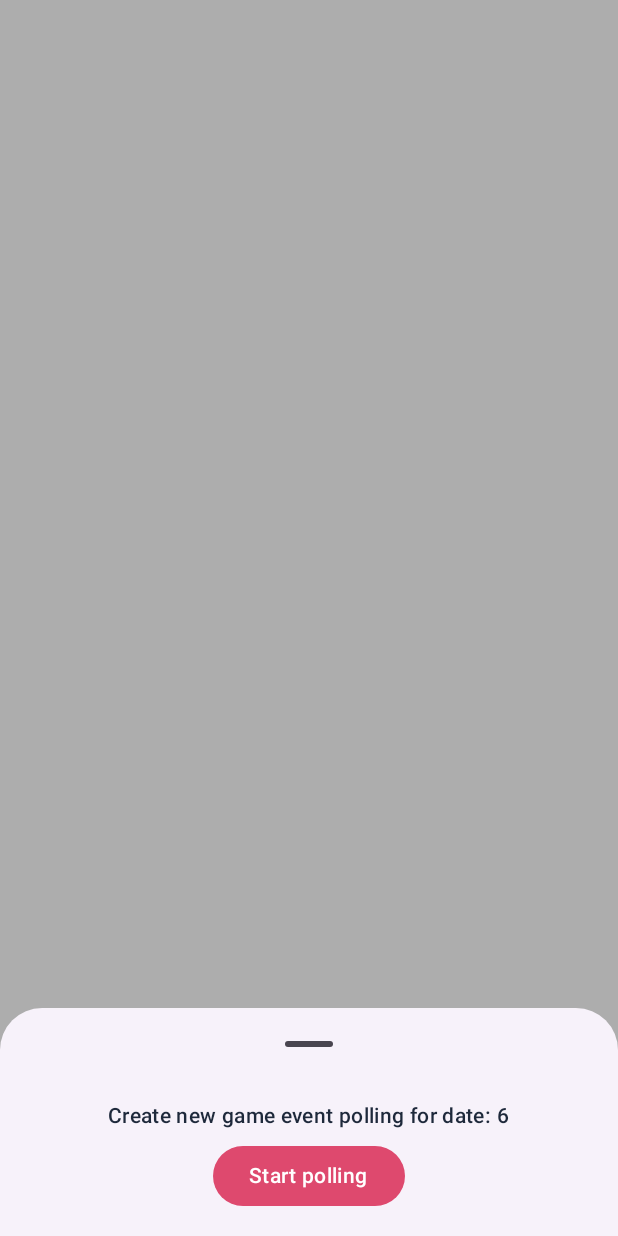
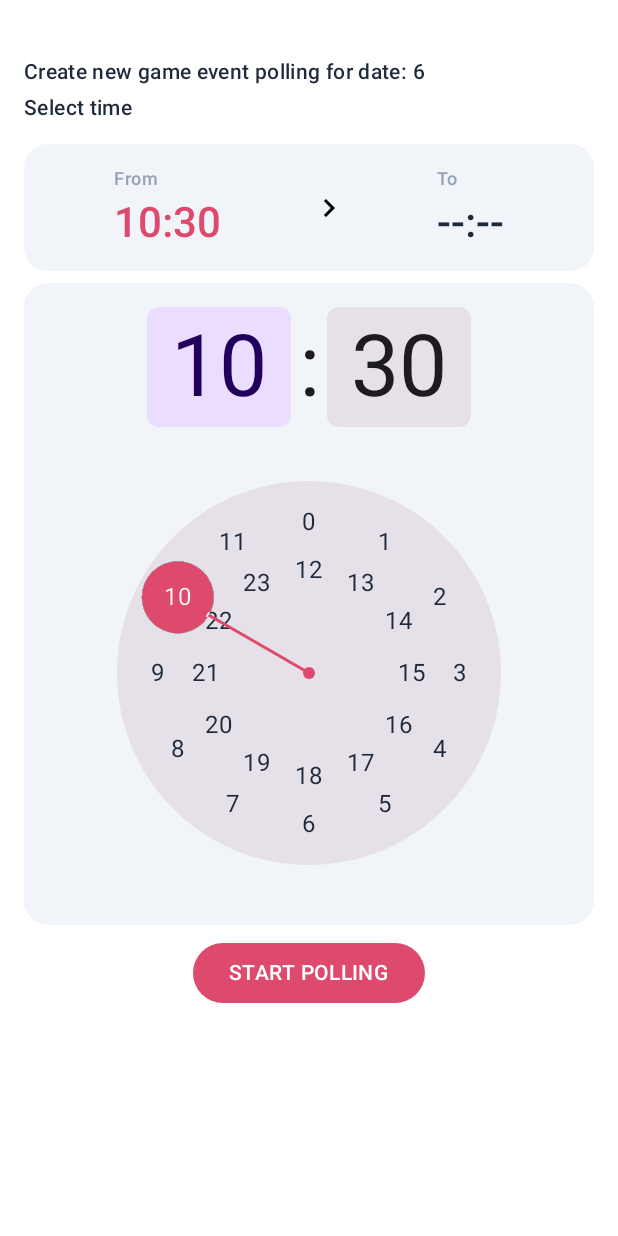
Before and after one commit to EvgenySamarin/SquadPlay, an Android app built with Jetpack Compose: the @Preview function AddGameEventContentPreview, on a phone screen of 412 x 824 dp. Run offline under Robolectric (Android 15) with nearby library versions, the phone set to English and light mode, and no system bars; our stand-ins replace window size class.

Commit message:
5 implement time picker component
- Implement `PrimaryButton` and `SecondaryButton` composables for consistent button styling.
- Implement `DialPicker` for time selection.
- Implement `SquadPlayTimePicker` for time interval selection.
- Add `TimePickerUI`, `TimeUnit`, and `DialPickerTarget` data classes for UI state management.
- Introduce `CardBackground`, `ErrorFont` colors.
- Refactor `AddGameEvent` to use `SquadPlayTimePicker` and `DialPicker` for time input.
- Add time selection logic.
- Support date and time based game event polling.
- Add error handling and validation for time input in `SquadPlayTimePicker` and `AddGameEvent`.
- Update `MainScreenViewModel` to handle polling start actions with time parameters.
- Update `MainScreen` to handle `OnPollingStartTap` action.

Signed-off-by: evgeny.samarin <evgeny.samarin@lenta.com>

```diff
--- a/app/src/main/kotlin/com/eysamarin/squadplay/SquadPlayApp.kt
+++ b/app/src/main/kotlin/com/eysamarin/squadplay/SquadPlayApp.kt
@@ -52,7 +52,11 @@ private fun handleMainScreenAction(
     is MainScreenAction.OnNextMonthTap -> viewModel.onNextMonthTap(action.yearMonth)
     is MainScreenAction.OnPrevMonthTap -> viewModel.onPreviousMonthTap(action.yearMonth)
     MainScreenAction.OnDismissPolingDialog -> viewModel.dismissPolingDialog()
-    MainScreenAction.OnPollingStartTap -> viewModel.onPollingStartTap()
+    is MainScreenAction.OnPollingStartTap -> viewModel.onPollingStartTap(
+        timeFrom = action.timeFrom,
+        timeTo = action.timeTo,
+    )
+
     MainScreenAction.OnAddGameEventTap -> viewModel.onAddGameEventTap()
 }
 
--- a/app/src/main/kotlin/com/eysamarin/squadplay/screens/main_screen/AddGameEvent.kt
+++ b/app/src/main/kotlin/com/eysamarin/squadplay/screens/main_screen/AddGameEvent.kt
@@ -2,41 +2,66 @@ package com.eysamarin.squadplay.screens.main_screen
 
 import androidx.compose.foundation.layout.Arrangement
 import androidx.compose.foundation.layout.Column
+import androidx.compose.foundation.layout.Spacer
 import androidx.compose.foundation.layout.fillMaxWidth
 import androidx.compose.foundation.layout.padding
-import androidx.compose.material3.Button
-import androidx.compose.material3.ButtonDefaults
+import androidx.compose.foundation.shape.RoundedCornerShape
+import androidx.compose.material3.Card
+import androidx.compose.material3.CardDefaults
 import androidx.compose.material3.ExperimentalMaterial3Api
-import androidx.compose.material3.ModalBottomSheet
-import androidx.compose.material3.SheetValue
 import androidx.compose.material3.Text
-import androidx.compose.material3.rememberStandardBottomSheetState
 import androidx.compose.material3.windowsizeclass.WindowSizeClass
 import androidx.compose.runtime.Composable
+import androidx.compose.runtime.derivedStateOf
+import androidx.compose.runtime.getValue
+import androidx.compose.runtime.mutableStateOf
+import androidx.compose.runtime.remember
+import androidx.compose.runtime.setValue
 import androidx.compose.ui.Alignment
 import androidx.compose.ui.Modifier
 import androidx.compose.ui.unit.dp
-import com.eysamarin.squadplay.models.MainScreenAction
+import com.eysamarin.squadplay.models.DialPickerTarget
 import com.eysamarin.squadplay.models.PREVIEW_POLLING_DIALOG_UI
 import com.eysamarin.squadplay.models.PollingDialogUI
-import com.eysamarin.squadplay.ui.theme.Accent
-import com.eysamarin.squadplay.ui.theme.OnAccent
+import com.eysamarin.squadplay.models.TimePickerUI
+import com.eysamarin.squadplay.models.TimeUnit
+import com.eysamarin.squadplay.ui.DialPicker
+import com.eysamarin.squadplay.ui.SquadPlayTimePicker
+import com.eysamarin.squadplay.ui.button.PrimaryButton
+import com.eysamarin.squadplay.ui.theme.CardBackground
 import com.eysamarin.squadplay.ui.theme.PrimaryFont
 import com.eysamarin.squadplay.ui.theme.adaptiveBodyByHeight
 import com.eysamarin.squadplay.utils.PhonePreview
 import com.eysamarin.squadplay.utils.PreviewUtils.WINDOWS_SIZE_MEDIUM
 
+@OptIn(ExperimentalMaterial3Api::class)
 @Composable
 fun AddGameEvent(
     ui: PollingDialogUI,
     windowSize: WindowSizeClass,
-    onAction: (MainScreenAction) -> Unit
+    onStartPollingTap: (timeFrom: TimeUnit, timeTo: TimeUnit) -> Unit
 ) {
+    var timeFrom by remember { mutableStateOf<TimeUnit?>(null) }
+    var timeTo by remember { mutableStateOf<TimeUnit?>(null) }
+    var dialPickerTarget by remember { mutableStateOf(DialPickerTarget.FROM) }
+    var errorText by remember {
+        derivedStateOf {
+            if ((timeFrom?.hour ?: 0) > (timeTo?.hour ?: 0)) {
+                "Time from cannot be more then time to"
+            } else null
+        }
+        mutableStateOf<String?>(null)
+    }
+    val timePickerUI = TimePickerUI(
+        currentTarget = dialPickerTarget,
+        timeFrom = timeFrom,
+        timeTo = timeTo,
+        errorText = errorText,
+    )
+
     Column(
         modifier = Modifier
-            .padding(16.dp)
-            .fillMaxWidth(),
-        horizontalAlignment = Alignment.CenterHorizontally,
+            .padding(16.dp),
         verticalArrangement = Arrangement.spacedBy(8.dp)
     ) {
         Text(
@@ -44,18 +69,60 @@ fun AddGameEvent(
             style = adaptiveBodyByHeight(windowSize),
             color = PrimaryFont,
         )
-        Button(
-            onClick = { onAction(MainScreenAction.OnPollingStartTap) },
-            colors = ButtonDefaults.buttonColors(
-                containerColor = Accent,
-                contentColor = OnAccent,
+        SquadPlayTimePicker(
+            ui = timePickerUI,
+            windowSize = windowSize,
+            modifier = Modifier.fillMaxWidth(),
+            onFromTap = { dialPickerTarget = DialPickerTarget.FROM },
+            onToTap = { dialPickerTarget = DialPickerTarget.TO },
+        )
+        Card(
+            modifier = Modifier,
+            shape = RoundedCornerShape(16.dp),
+            colors = CardDefaults.cardColors(
+                containerColor = CardBackground
             )
         ) {
-            Text(
-                text = "Start polling",
-                style = adaptiveBodyByHeight(windowSize),
+            DialPicker(
+                target = dialPickerTarget,
+                modifier = Modifier
+                    .padding(16.dp)
+                    .fillMaxWidth(),
+                onTimeChange = { timeState, target ->
+                    errorText = null
+                    when (target) {
+                        DialPickerTarget.FROM -> timeFrom = TimeUnit(timeState.hour, timeState.minute)
+                        DialPickerTarget.TO -> timeTo = TimeUnit(timeState.hour, timeState.minute)
+                    }
+                },
             )
         }
+        PrimaryButton(
+            modifier = Modifier.align(Alignment.CenterHorizontally),
+            windowSize = windowSize,
+            text = "Start polling",
+            onTap = {
+                val from = timeFrom ?: run {
+                    errorText = "Time from not set"
+                    return@PrimaryButton
+                }
+                val to = timeTo ?: run {
+                    errorText = "Time to not set"
+                    return@PrimaryButton
+                }
+
+                val hoursInvalid = from.hour > to.hour
+                val minutesInvalid = from.hour == to.hour
+                        && from.minute > (to.minute)
+
+                if (hoursInvalid || minutesInvalid) {
+                    errorText = "Time from cannot be more then time to"
+                    return@PrimaryButton
+                }
+
+                onStartPollingTap(from, to)
+            },
+        )
     }
 }
 
@@ -63,18 +130,12 @@ fun AddGameEvent(
 @PhonePreview
 @Composable
 private fun AddGameEventContentPreview() {
-    val bottomSheetState = rememberStandardBottomSheetState(
-        initialValue = SheetValue.Expanded
-    )
-
-    ModalBottomSheet(
-        onDismissRequest = {}, sheetState = bottomSheetState
-    ) {
+    Column {
+        Spacer(Modifier.padding(top = 24.dp))
         AddGameEvent(
             ui = PREVIEW_POLLING_DIALOG_UI,
             windowSize = WINDOWS_SIZE_MEDIUM,
-            onAction = {},
+            onStartPollingTap = { _, _ -> },
         )
     }
-
 }
--- /dev/null
+++ b/app/src/main/kotlin/com/eysamarin/squadplay/ui/DialPicker.kt
@@ -0,0 +1,60 @@
+package com.eysamarin.squadplay.ui
+
+import androidx.compose.foundation.layout.Column
+import androidx.compose.material3.ExperimentalMaterial3Api
+import androidx.compose.material3.TimePicker
+import androidx.compose.material3.TimePickerDefaults
+import androidx.compose.material3.TimePickerState
+import androidx.compose.material3.rememberTimePickerState
+import androidx.compose.runtime.Composable
+import androidx.compose.runtime.LaunchedEffect
+import androidx.compose.ui.Alignment
+import androidx.compose.ui.Modifier
+import androidx.compose.ui.tooling.preview.Preview
+import com.eysamarin.squadplay.models.DialPickerTarget
+import com.eysamarin.squadplay.ui.theme.Accent
+import com.eysamarin.squadplay.ui.theme.PrimaryFont
+import java.util.Calendar
+
+@OptIn(ExperimentalMaterial3Api::class)
+@Composable
+fun DialPicker(
+    target: DialPickerTarget,
+    onTimeChange: (TimePickerState, DialPickerTarget) -> Unit,
+    modifier: Modifier = Modifier,
+) {
+    val currentTime = Calendar.getInstance()
+
+    val timePickerState = rememberTimePickerState(
+        initialHour = currentTime[Calendar.HOUR_OF_DAY],
+        initialMinute = currentTime[Calendar.MINUTE],
+        is24Hour = true,
+    )
+
+    LaunchedEffect(timePickerState.hour, timePickerState.minute) {
+        onTimeChange(timePickerState, target)
+    }
+
+    Column(
+        modifier = modifier,
+        horizontalAlignment = Alignment.CenterHorizontally,
+    ) {
+        TimePicker(
+            state = timePickerState,
+            colors = TimePickerDefaults.colors(
+                clockDialUnselectedContentColor = PrimaryFont,
+                selectorColor = Accent,
+            )
+        )
+    }
+}
+
+@OptIn(ExperimentalMaterial3Api::class)
+@Preview(showBackground = true)
+@Composable
+private fun DialPickerPreview() {
+    DialPicker(
+        target = DialPickerTarget.FROM,
+        onTimeChange = { _, _ -> },
+    )
+}
--- /dev/null
+++ b/app/src/main/kotlin/com/eysamarin/squadplay/ui/TimePicker.kt
@@ -0,0 +1,147 @@
+package com.eysamarin.squadplay.ui
+
+import androidx.compose.foundation.BorderStroke
+import androidx.compose.foundation.clickable
+import androidx.compose.foundation.layout.Arrangement
+import androidx.compose.foundation.layout.Column
+import androidx.compose.foundation.layout.Row
+import androidx.compose.foundation.layout.Spacer
+import androidx.compose.foundation.layout.fillMaxWidth
+import androidx.compose.foundation.layout.padding
+import androidx.compose.foundation.shape.RoundedCornerShape
+import androidx.compose.material.icons.Icons
+import androidx.compose.material.icons.automirrored.filled.KeyboardArrowRight
+import androidx.compose.material3.Card
+import androidx.compose.material3.CardDefaults
+import androidx.compose.material3.Icon
+import androidx.compose.material3.Text
+import androidx.compose.material3.windowsizeclass.WindowSizeClass
+import androidx.compose.runtime.Composable
+import androidx.compose.ui.Alignment
+import androidx.compose.ui.Modifier
+import androidx.compose.ui.tooling.preview.Preview
+import androidx.compose.ui.unit.dp
+import com.eysamarin.squadplay.models.DialPickerTarget
+import com.eysamarin.squadplay.models.PREVIEW_TIME_PICKER_UI
+import com.eysamarin.squadplay.models.TimePickerUI
+import com.eysamarin.squadplay.ui.theme.Accent
+import com.eysamarin.squadplay.ui.theme.CardBackground
+import com.eysamarin.squadplay.ui.theme.ErrorFont
+import com.eysamarin.squadplay.ui.theme.PrimaryFont
+import com.eysamarin.squadplay.ui.theme.SecondaryFont
+import com.eysamarin.squadplay.ui.theme.adaptiveBodyByHeight
+import com.eysamarin.squadplay.ui.theme.adaptiveHeadlineByHeight
+import com.eysamarin.squadplay.ui.theme.adaptiveLabelByHeight
+import com.eysamarin.squadplay.utils.PreviewUtils.WINDOWS_SIZE_MEDIUM
+import java.util.Locale
+
+@Composable
+fun SquadPlayTimePicker(
+    ui: TimePickerUI,
+    windowSize: WindowSizeClass,
+    modifier: Modifier = Modifier,
+    onFromTap: () -> Unit = {},
+    onToTap: () -> Unit = {},
+) {
+    Column(modifier = modifier) {
+        Text(text = "Select time", style = adaptiveBodyByHeight(windowSize), color = PrimaryFont)
+        Card(
+            modifier = Modifier.padding(top = 16.dp),
+            shape = RoundedCornerShape(16.dp),
+            colors = CardDefaults.cardColors(
+                containerColor = CardBackground
+            ),
+            border = if (ui.errorText != null) BorderStroke(width = 1.dp, color = ErrorFont) else null,
+        ) {
+            Row(
+                modifier = modifier.padding(horizontal = 16.dp, vertical = 16.dp),
+                horizontalArrangement = Arrangement.SpaceEvenly,
+                verticalAlignment = Alignment.CenterVertically,
+            ) {
+                TimeUnit(
+                    windowSize = windowSize,
+                    label = "From",
+                    timeString = ui.timeFrom?.let { buildTimeString(it.hour, it.minute) }
+                        ?: "--:--",
+                    selected = ui.currentTarget == DialPickerTarget.FROM,
+                    onTap = onFromTap,
+                )
+                Icon(
+                    imageVector = Icons.AutoMirrored.Filled.KeyboardArrowRight,
+                    contentDescription = "next",
+                    modifier = Modifier.padding(horizontal = 16.dp),
+                )
+                TimeUnit(
+                    windowSize = windowSize,
+                    label = "To",
+                    timeString = ui.timeTo?.let { buildTimeString(it.hour, it.minute) }
+                        ?: "--:--",
+                    selected = ui.currentTarget == DialPickerTarget.TO,
+                    onTap = onToTap,
+                )
+            }
+        }
+        ui.errorText?.let {
+            Text(
+                modifier = Modifier.padding(top = 8.dp, start = 16.dp, end = 16.dp),
+                text = it,
+                style = adaptiveBodyByHeight(windowSize),
+                color = ErrorFont,
+            )
+        }
+    }
+}
+
+private fun buildTimeString(hour: Int, minute: Int): String = buildString {
+    append(String.format(Locale.getDefault(), "%02d", hour))
+    append(":")
+    append(String.format(Locale.getDefault(), "%02d", minute))
+}
+
+
+@Composable
+private fun TimeUnit(
+    selected: Boolean = false,
+    windowSize: WindowSizeClass,
+    label: String,
+    timeString: String,
+    enabled: Boolean = true,
+    onTap: () -> Unit = {},
+) {
+    Column(
+        modifier = Modifier
+            .clickable(enabled = enabled) {
+                onTap()
+            },
+    ) {
+        Text(
+            text = label,
+            style = adaptiveLabelByHeight(windowSize),
+            color = SecondaryFont,
+        )
+        Text(
+            modifier = Modifier.padding(top = 6.dp),
+            text = timeString,
+            style = adaptiveHeadlineByHeight(windowSize),
+            color = if(selected) Accent else PrimaryFont,
+        )
+    }
+}
+
+@Preview(showBackground = true)
+@Composable
+fun TimePickerPreview() {
+    Column {
+        Spacer(Modifier.padding(top = 24.dp))
+        SquadPlayTimePicker(
+            ui = PREVIEW_TIME_PICKER_UI,
+            windowSize = WINDOWS_SIZE_MEDIUM,
+            modifier = Modifier.fillMaxWidth()
+        )
+        SquadPlayTimePicker(
+            ui = PREVIEW_TIME_PICKER_UI.copy(errorText = "Time from cannot be more then time to"),
+            windowSize = WINDOWS_SIZE_MEDIUM,
+            modifier = Modifier.fillMaxWidth()
+        )
+    }
+}
--- a/app/src/main/kotlin/com/eysamarin/squadplay/ui/theme/Color.kt
+++ b/app/src/main/kotlin/com/eysamarin/squadplay/ui/theme/Color.kt
@@ -7,12 +7,15 @@ val Purple80 = Color(0xFFD0BCFF)
 val PurpleGrey80 = Color(0xFFCCC2DC)
 val Pink80 = Color(0xFFEFB8C8)
 
+val AppBackground = Color(0xFFFFFFFF)
 val PrimaryFont = Color(0xFF1E293B)
 val SecondaryFont = Color(0xFF94A3B8)
 val OnAccent = Color(0xFFFFFFFF)
 val Accent = Color(0xFFDE496E)
+val ErrorFont = Color(0xFFFF0000)
 val Tertiary = Color(0xFF8572FF)
 val OnTertiary = Color(0xFFFFFFFF)
+val CardBackground = Color(0xFFF1F5F9)
 val AvatarBorderGradient1 = Color(0xFF0A94F8)
 val AvatarBorderGradient2 = Color(0xFFC876C9)
 val AvatarBorderGradient3 = Color(0xFFFF6E91)
--- a/models/src/main/kotlin/com/eysamarin/squadplay/models/MainScreenModels.kt
+++ b/models/src/main/kotlin/com/eysamarin/squadplay/models/MainScreenModels.kt
@@ -4,8 +4,8 @@ import java.time.YearMonth
 
 sealed interface MainScreenAction {
     object OnDismissPolingDialog : MainScreenAction
-    object OnPollingStartTap : MainScreenAction
     object OnAddGameEventTap : MainScreenAction
+    class OnPollingStartTap(val timeFrom: TimeUnit, val timeTo: TimeUnit) : MainScreenAction
     class OnPrevMonthTap(val yearMonth: YearMonth) : MainScreenAction
     class OnNextMonthTap(val yearMonth: YearMonth) : MainScreenAction
     class OnDateTap(val date: CalendarUI.Date) : MainScreenAction
@@ -41,6 +41,29 @@ data class GameEventUI(
 
 data class PollingDialogUI(
     val selectedDate: CalendarUI.Date,
+)
+
+data class TimePickerUI(
+    val currentTarget: DialPickerTarget = DialPickerTarget.FROM,
+    val timeFrom: TimeUnit? = null,
+    val timeTo: TimeUnit? = null,
+    val errorText: String? = null,
+)
+
+data class TimeUnit(
+    val hour: Int,
+    val minute: Int,
+)
+
+enum class DialPickerTarget {
+    FROM,
+    TO
+}
+
+val PREVIEW_TIME_PICKER_UI = TimePickerUI(
+    currentTarget = DialPickerTarget.FROM,
+    timeFrom = TimeUnit(hour = 12, minute = 0),
+    timeTo = TimeUnit(hour = 14, minute = 15),
 )
 
 val PREVIEW_POLLING_DIALOG_UI = PollingDialogUI(
```
Also changed, not shown: app/src/main/kotlin/com/eysamarin/squadplay/screens/main_screen/MainScreen.kt (+11 -2 lines), app/src/main/kotlin/com/eysamarin/squadplay/screens/main_screen/MainScreenViewModel.kt (+13 -7 lines), app/src/main/kotlin/com/eysamarin/squadplay/ui/button/PrimaryButton.kt (added, +97 -0 lines).
